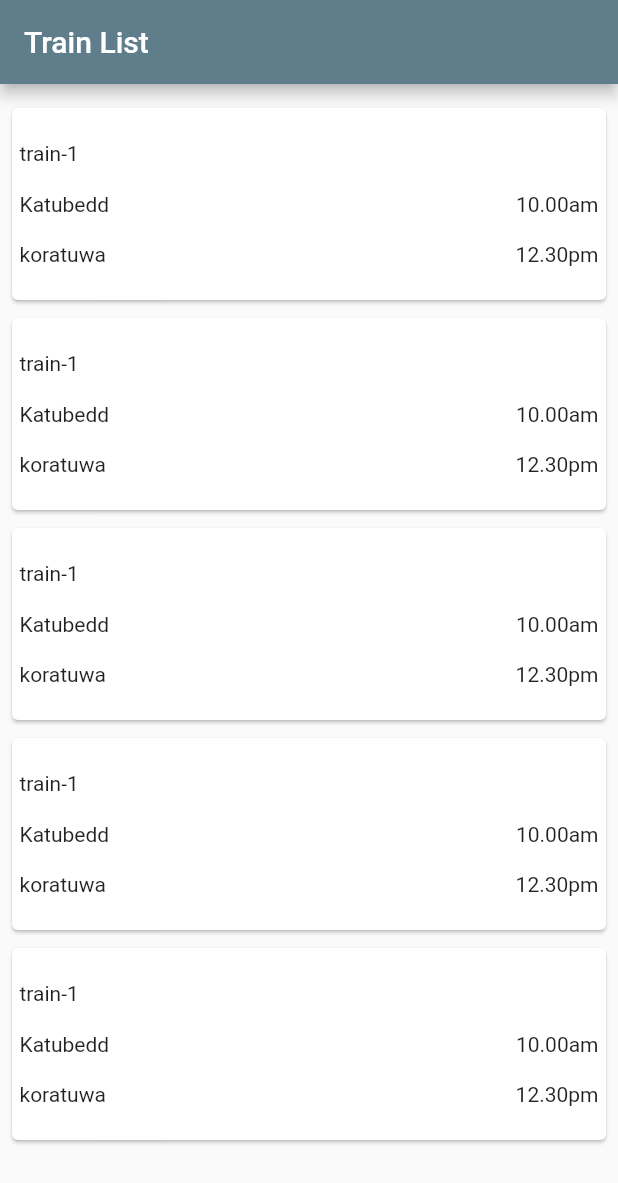
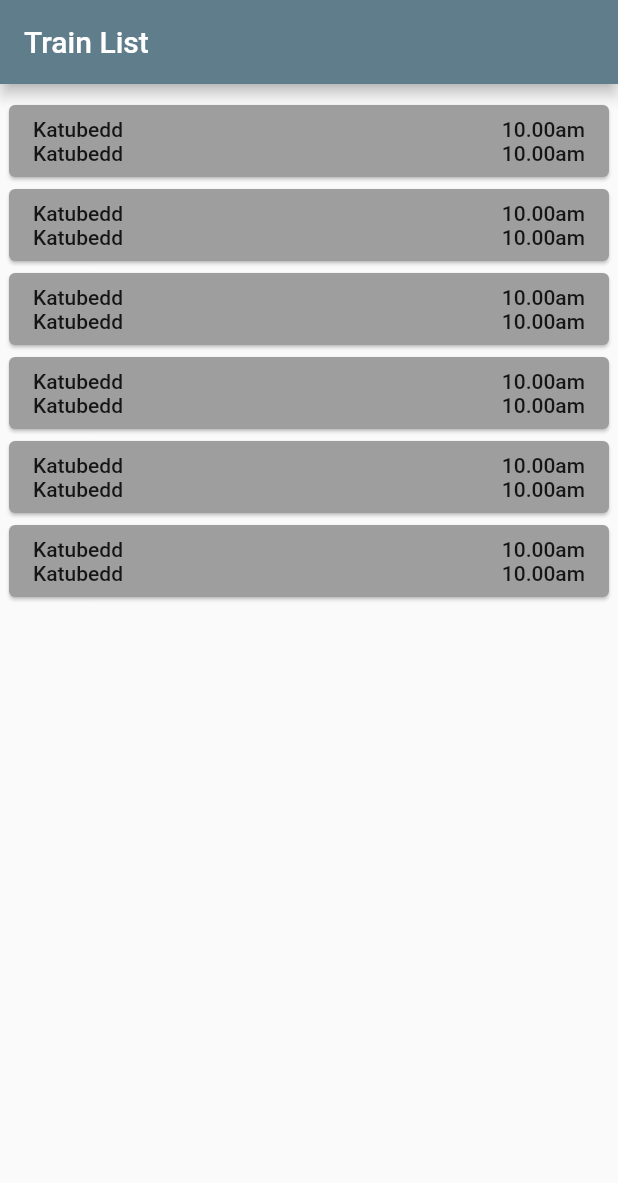
Before and after one commit to HBashanaE/seproject, a Flutter app: the screen it shows after launch, on a phone screen of 412 x 824 dp. Shown: the top 1183 px of the screen. Run offline on Flutter 3.47's test engine with Material 2 defaults, Android fonts, the phone set to English and light mode, and no system bars; our stand-ins replace firebase_auth; accounts and stored records are empty.

Commit message:
Update TrainListScreen.dart

```diff
--- a/lib/screens/TrainListScreen.dart
+++ b/lib/screens/TrainListScreen.dart
@@ -1,4 +1,5 @@
 import 'package:flutter/material.dart';
+import 'package:seproject/screens/TrainView.dart';
 
 void main() => runApp(MyApp());
 
@@ -68,7 +69,16 @@ class TrainList extends StatelessWidget {
               startTime: '10.00am',
               departureTime: '12.30pm',
               currentLocation: 'papliyana'
-            )
+            ),
+            Train(
+              name: 'train-1',
+              startStation: 'Katubedd',
+              endStation: 'koratuwa',
+              startTime: '10.00am',
+              departureTime: '12.30pm',
+              currentLocation: 'papliyana'
+            ),
+
           ],
         // )
       )
@@ -76,8 +86,8 @@ class TrainList extends StatelessWidget {
   }
 }
 
-class Train extends StatelessWidget{
-  Train({
+class Train1 extends StatelessWidget{
+  Train1({
     Key key,
     this.name,
     this.startTime,
@@ -97,9 +107,11 @@ class Train extends StatelessWidget{
   Widget build(BuildContext context){
     return Container(
       padding: EdgeInsets.all(2),
-      height: 140,
-      width: 200,
+      height: 100,
+      width: 150,
+      color: Colors.blue,
       child: Card(
+        color: Colors.green,
         child: Row(
           mainAxisAlignment: MainAxisAlignment.spaceEvenly,
           children: <Widget>[
@@ -109,13 +121,6 @@ class Train extends StatelessWidget{
                 child: Column(
                     mainAxisAlignment: MainAxisAlignment.spaceEvenly,
                     children: <Widget>[
-                      Row(
-                        mainAxisAlignment: MainAxisAlignment.spaceBetween,
-                        children: <Widget> [
-                          Text(this.name),
-                        ],
-                      ),
-
                       Row(
                         mainAxisAlignment: MainAxisAlignment.spaceBetween,
                         children: <Widget> [
@@ -136,40 +141,6 @@ class Train extends StatelessWidget{
                 )
               )
           )
-
-            // Expanded(
-            //   child: Container(
-            //     padding: EdgeInsets.all(5),
-            //     child: Column(
-            //         mainAxisAlignment: MainAxisAlignment.spaceEvenly,
-            //         children: <Widget>[
-            //           Text(this.name),
-            //           // Padding(
-            //           //   padding: const EdgeInsets.all(8.0),
-            //           Expanded(
-            //             child: Card(
-            //               child: Row(
-            //                 mainAxisAlignment: MainAxisAlignment.spaceBetween,
-            //                 children: <Widget>[
-            //                   Text(this.startStation),
-            //                   Text(this.startTime),
-            //                 ],
-            //               ),
-            //             ),
-
-            //           ),
-            //           Expanded(
-            //             child: Card(
-            //               child: Row(
-            //                 mainAxisAlignment: MainAxisAlignment.spaceBetween,
-            //                 children: <Widget>[
-            //                   Text(this.endStation),
-            //                   Text(this.departureTime),
-            //                 ],
-            //               ),
-            //             ),
-
-                      // )
                   ],
                 )
               )
@@ -177,3 +148,75 @@ class Train extends StatelessWidget{
   }
 
 }
+
+class Train extends StatelessWidget {
+  Train({
+    Key key,
+    this.name,
+    this.startTime,
+    this.departureTime,
+    this.startStation,
+    this.endStation,
+    this.currentLocation
+  });
+
+  final String name;
+  final String startTime;
+  final String departureTime;
+  final String startStation;
+  final String endStation;
+  final String currentLocation;
+  @override
+  Widget build(BuildContext context) {
+    return Card(
+        color: Colors.grey,
+        child: FlatButton(
+
+          onPressed: ()=>{
+            navigate(context, TrainView(
+                                      "",
+                                      this.name,
+                                      this.startStation,
+                                      this.startTime,
+                                      this.endStation,
+                                      this.departureTime,
+                                      this.currentLocation
+                                    ))
+          },
+          // child: Card(
+          child: Column(
+
+            children: <Widget>[
+              Row(
+                mainAxisAlignment: MainAxisAlignment.spaceBetween,
+                children: <Widget> [
+                  Text(this.startStation),
+                  Text(this.startTime),
+                ],
+              ),
+
+              Row(
+                mainAxisAlignment: MainAxisAlignment.spaceBetween,
+                children: <Widget> [
+                  Text(this.startStation),
+                  Text(this.startTime),
+                ],
+              )
+            ],
+
+
+          ),
+          ),
+
+
+    );
+
+  }
+
+  navigate(context,Widget wid){
+    return Navigator.push(context, MaterialPageRoute(builder: (context){
+      return wid;
+    }));
+  }
+
+}
```
